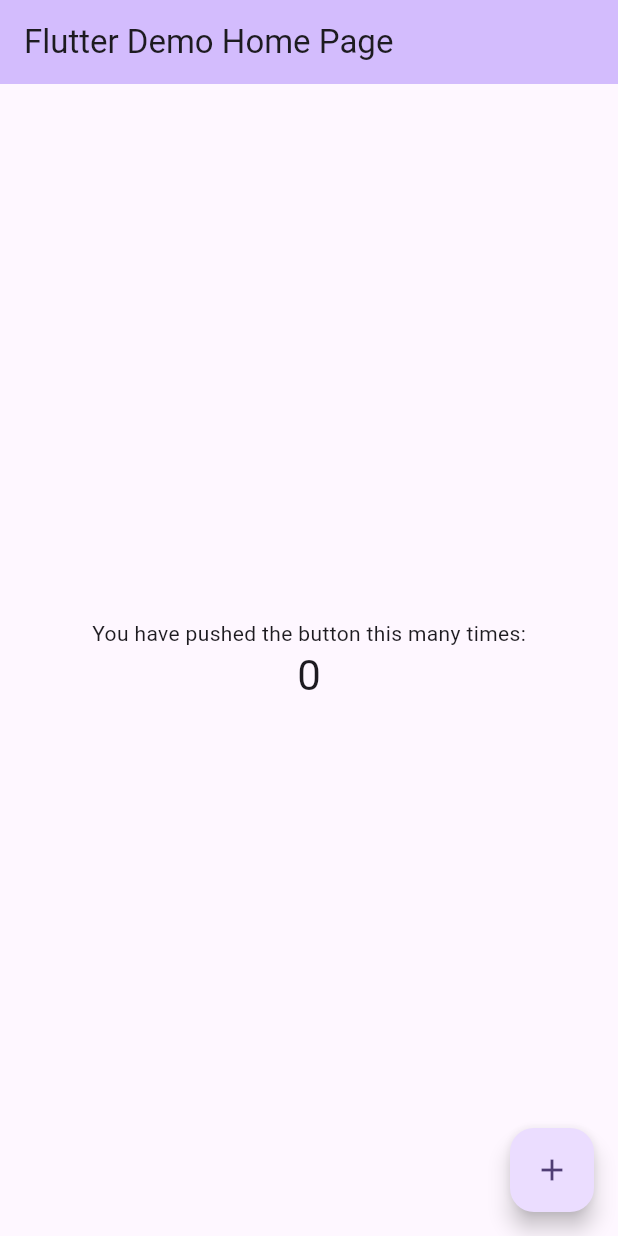
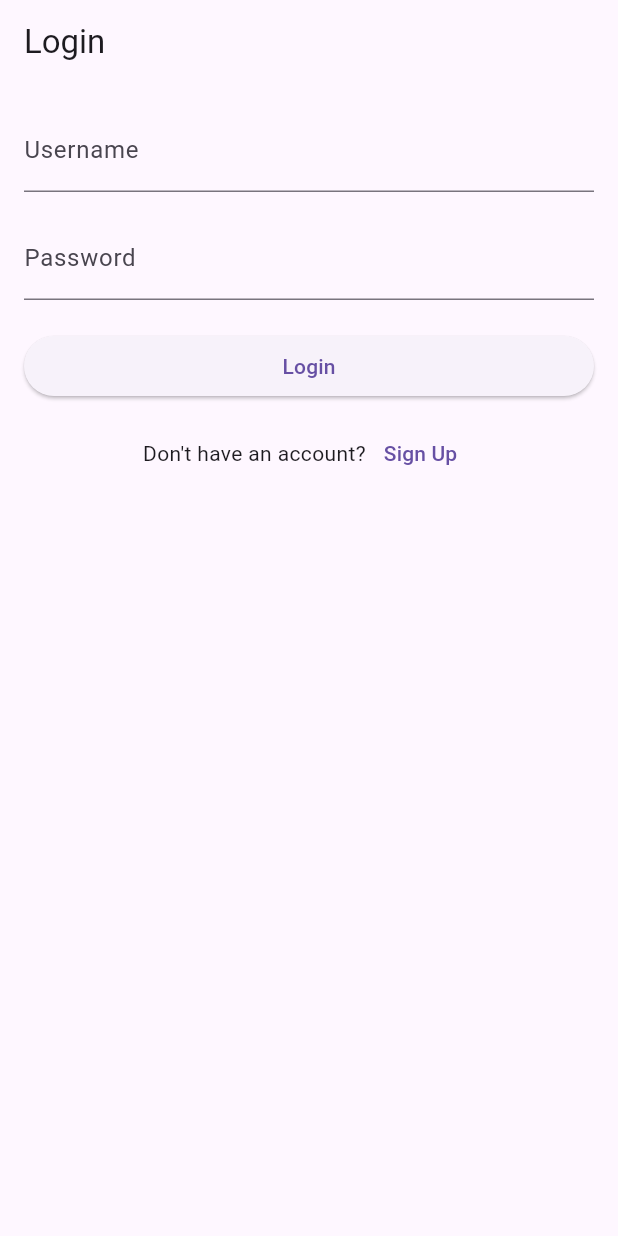
Before and after one commit to phamdongchinh683/flutter-frontend-booking-tour, a Flutter app: the screen it shows after launch, on a phone screen of 412 x 824 dp. Run offline on Flutter 3.47's test engine with Material 3 defaults, Android fonts, the phone set to English and light mode, and no system bars; our stand-ins replace flutter_secure_storage.

Commit message:
update login-signup 11-12-2024

```diff
--- a/lib/main.dart
+++ b/lib/main.dart
@@ -1,3 +1,4 @@
+import 'package:book_tour_app/routers/router_app.dart';
 import 'package:flutter/material.dart';
 
 void main() {
@@ -7,119 +8,16 @@
 class MyApp extends StatelessWidget {
   const MyApp({super.key});
 
-  // This widget is the root of your application.
   @override
   Widget build(BuildContext context) {
     return MaterialApp(
-      title: 'Flutter Demo',
+      debugShowCheckedModeBanner: false,
+      title: 'Tour Booking App',
       theme: ThemeData(
-        // This is the theme of your application.
-        //
-        // TRY THIS: Try running your application with "flutter run". You'll see
-        // the application has a purple toolbar. Then, without quitting the app,
-        // try changing the seedColor in the colorScheme below to Colors.green
-        // and then invoke "hot reload" (save your changes or press the "hot
-        // reload" button in a Flutter-supported IDE, or press "r" if you used
-        // the command line to start the app).
-        //
-        // Notice that the counter didn't reset back to zero; the application
-        // state is not lost during the reload. To reset the state, use hot
-        // restart instead.
-        //
-        // This works for code too, not just values: Most code changes can be
-        // tested with just a hot reload.
-        colorScheme: ColorScheme.fromSeed(seedColor: Colors.deepPurple),
-        useMaterial3: true,
+        primarySwatch: Colors.blue,
       ),
-      home: const MyHomePage(title: 'Flutter Demo Home Page'),
+      initialRoute: RouterApp.loginRoute,
+      routes: RouterApp.routes,
     );
   }
 }
-
-class MyHomePage extends StatefulWidget {
-  const MyHomePage({super.key, required this.title});
-
-  // This widget is the home page of your application. It is stateful, meaning
-  // that it has a State object (defined below) that contains fields that affect
-  // how it looks.
-
-  // This class is the configuration for the state. It holds the values (in this
-  // case the title) provided by the parent (in this case the App widget) and
-  // used by the build method of the State. Fields in a Widget subclass are
-  // always marked "final".
-
-  final String title;
-
-  @override
-  State<MyHomePage> createState() => _MyHomePageState();
-}
-
-class _MyHomePageState extends State<MyHomePage> {
-  int _counter = 0;
-
-  void _incrementCounter() {
-    setState(() {
-      // This call to setState tells the Flutter framework that something has
-      // changed in this State, which causes it to rerun the build method below
-      // so that the display can reflect the updated values. If we changed
-      // _counter without calling setState(), then the build method would not be
-      // called again, and so nothing would appear to happen.
-      _counter++;
-    });
-  }
-
-  @override
-  Widget build(BuildContext context) {
-    // This method is rerun every time setState is called, for instance as done
-    // by the _incrementCounter method above.
-    //
-    // The Flutter framework has been optimized to make rerunning build methods
-    // fast, so that you can just rebuild anything that needs updating rather
-    // than having to individually change instances of widgets.
-    return Scaffold(
-      appBar: AppBar(
-        // TRY THIS: Try changing the color here to a specific color (to
-        // Colors.amber, perhaps?) and trigger a hot reload to see the AppBar
-        // change color while the other colors stay the same.
-        backgroundColor: Theme.of(context).colorScheme.inversePrimary,
-        // Here we take the value from the MyHomePage object that was created by
-        // the App.build method, and use it to set our appbar title.
-        title: Text(widget.title),
-      ),
-      body: Center(
-        // Center is a layout widget. It takes a single child and positions it
-        // in the middle of the parent.
-        child: Column(
-          // Column is also a layout widget. It takes a list of children and
-          // arranges them vertically. By default, it sizes itself to fit its
-          // children horizontally, and tries to be as tall as its parent.
-          //
-          // Column has various properties to control how it sizes itself and
-          // how it positions its children. Here we use mainAxisAlignment to
-          // center the children vertically; the main axis here is the vertical
-          // axis because Columns are vertical (the cross axis would be
-          // horizontal).
-          //
-          // TRY THIS: Invoke "debug painting" (choose the "Toggle Debug Paint"
-          // action in the IDE, or press "p" in the console), to see the
-          // wireframe for each widget.
-          mainAxisAlignment: MainAxisAlignment.center,
-          children: <Widget>[
-            const Text(
-              'You have pushed the button this many times:',
-            ),
-            Text(
-              '$_counter',
-              style: Theme.of(context).textTheme.headlineMedium,
-            ),
-          ],
-        ),
-      ),
-      floatingActionButton: FloatingActionButton(
-        onPressed: _incrementCounter,
-        tooltip: 'Increment',
-        child: const Icon(Icons.add),
-      ), // This trailing comma makes auto-formatting nicer for build methods.
-    );
-  }
-}
--- /dev/null
+++ b/lib/models/user_model.dart
@@ -0,0 +1,51 @@
+class User {
+  final String firstName;
+  final String lastName;
+  final String username;
+  final String email;
+  final String password;
+  final String phone;
+  final int age;
+  final String role;
+  final String city;
+
+  User({
+    required this.firstName,
+    required this.lastName,
+    required this.username,
+    required this.email,
+    required this.password,
+    required this.phone,
+    required this.age,
+    required this.role,
+    required this.city,
+  });
+
+  Map<String, dynamic> toJson() {
+    return {
+      'firstName': firstName,
+      'lastName': lastName,
+      'username': username,
+      'email': email,
+      'password': password,
+      'phone': phone,
+      'age': age,
+      'role': role,
+      'city': city,
+    };
+  }
+
+  factory User.fromJson(Map<String, dynamic> json) {
+    return User(
+      firstName: json['firstName'],
+      lastName: json['lastName'],
+      username: json['username'],
+      email: json['email'],
+      password: json['password'],
+      phone: json['phone'],
+      age: json['age'],
+      role: json['role'],
+      city: json['city'],
+    );
+  }
+}
--- a/lib/routers/router_app.dart
+++ b/lib/routers/router_app.dart
@@ -0,0 +1,16 @@
+import 'package:book_tour_app/screens/auth/login/auth_login.dart';
+import 'package:book_tour_app/screens/auth/signup/auth_signup.dart';
+import 'package:book_tour_app/screens/dashboard/dashboard_page.dart';
+import 'package:flutter/material.dart';
+
+class RouterApp {
+  static const String loginRoute = '/login';
+  static const String signupRoute = '/signup';
+  static const String dashboardRoute = '/dashboard';
+
+  static Map<String, WidgetBuilder> routes = {
+    loginRoute: (context) => const AuthLogin(),
+    signupRoute: (context) => const AuthSignup(),
+    dashboardRoute: (context) => const DashboardPage(),
+  };
+}
--- /dev/null
+++ b/lib/screens/auth/login/auth_login.dart
@@ -0,0 +1,103 @@
+import 'package:book_tour_app/services/auth_service.dart';
+import 'package:book_tour_app/storage/secure_storage.dart';
+import 'package:flutter/material.dart';
+
+class AuthLogin extends StatefulWidget {
+  const AuthLogin({super.key});
+
+  @override
+  State<AuthLogin> createState() => _AuthLoginState();
+}
+
+class _AuthLoginState extends State<AuthLogin> {
+  final TextEditingController _usernameController = TextEditingController();
+  final TextEditingController _passwordController = TextEditingController();
+  bool isLoading = false;
+  String errorMessage = '';
+  final AuthService _authService = AuthService();
+
+  Future<void> _login() async {
+    final username = _usernameController.text.trim();
+    final password = _passwordController.text.trim();
+
+    if (username.isEmpty || password.isEmpty) {
+      setState(() {
+        errorMessage = 'Please fill in all fields.';
+      });
+      return;
+    }
+
+    setState(() {
+      isLoading = true;
+      errorMessage = '';
+    });
+
+    try {
+      final token = await _authService.login(username, password);
+      await SecureStorage().saveToken(token);
+
+      Navigator.pushReplacementNamed(context, '/dashboard');
+    } catch (e) {
+      setState(() {
+        errorMessage = e.toString();
+      });
+    } finally {
+      setState(() {
+        isLoading = false;
+      });
+    }
+  }
+
+  @override
+  Widget build(BuildContext context) {
+    return Scaffold(
+      appBar: AppBar(title: const Text('Login')),
+      body: Padding(
+        padding: const EdgeInsets.all(16.0),
+        child: Column(
+          crossAxisAlignment: CrossAxisAlignment.stretch,
+          children: [
+            TextField(
+              controller: _usernameController,
+              decoration: const InputDecoration(labelText: 'Username'),
+            ),
+            const SizedBox(height: 16),
+            TextField(
+              controller: _passwordController,
+              decoration: const InputDecoration(labelText: 'Password'),
+              obscureText: true,
+            ),
+            const SizedBox(height: 20),
+            isLoading
+                ? const Center(child: CircularProgressIndicator())
+                : ElevatedButton(
+                    onPressed: _login,
+                    child: const Text('Login'),
+                  ),
+            if (errorMessage.isNotEmpty)
+              Padding(
+                padding: const EdgeInsets.symmetric(vertical: 10),
+                child: Text(
+                  errorMessage,
+                  style: const TextStyle(color: Colors.red),
+                ),
+              ),
+            const SizedBox(height: 10),
+            Row(
+              mainAxisAlignment: MainAxisAlignment.center,
+              children: [
+                const Text("Don't have an account?"),
+                TextButton(
+                  onPressed: () {
+                    Navigator.pushNamed(context, '/signup');
+                  },
+                  child: const Text('Sign Up'),
+                ),
+              ],
+            ),
+          ],
+        ),
+      ),
+    );
+  }
+}
--- /dev/null
+++ b/lib/services/auth_service.dart
@@ -0,0 +1,45 @@
+import 'dart:convert';
+
+import 'package:book_tour_app/models/user_model.dart';
+import 'package:http/http.dart' as http;
+
+class AuthService {
+  static const String _baseUrl =
+      'https://backend-tour-booking-node-js-mongodb.onrender.com/api/v1/auth';
+
+  static Future<bool> signup(User user) async {
+    try {
+      final response = await http.post(
+        Uri.parse('$_baseUrl/sign-up'),
+        headers: {'Content-Type': 'application/json'},
+        body: json.encode(user.toJson()),
+      );
+
+      if (response.statusCode == 201) {
+        return true;
+      } else {
+        throw Exception('Signup failed: ${response.body}');
+      }
+    } catch (e) {
+      throw Exception('Error during signup: $e');
+    }
+  }
+
+  Future<String> login(String username, String password) async {
+    final Uri loginUrl = Uri.parse('$_baseUrl/login');
+
+    final response = await http.post(
+      loginUrl,
+      headers: {'Content-Type': 'application/json'},
+      body: jsonEncode({'username': username, 'password': password}),
+    );
+
+    if (response.statusCode == 200) {
+      final responseData = jsonDecode(response.body);
+      return responseData['data'];
+    } else {
+      final error = jsonDecode(response.body)['message'];
+      throw Exception(error ?? 'Login failed');
+    }
+  }
+}
--- a/pubspec.yaml
+++ b/pubspec.yaml
@@ -36,6 +36,7 @@ dependencies:
   # Use with the CupertinoIcons class for iOS style icons.
   cupertino_icons: ^1.0.8
   flutter_secure_storage: ^9.2.2
+  http: ^1.2.2
 
 dev_dependencies:
   flutter_test:
```
Also changed, not shown: lib/screens/auth/signup/auth_signup.dart (added, +263 -0 lines), lib/screens/dashboard/dashboard_page.dart (added, +30 -0 lines), lib/jwt/jwt-app.dart (added), lib/screens/checkout/checkout.dart (deleted), lib/screens/checkout/checkout_page.dart (added), lib/screens/home/home.dart (deleted), lib/services/auth.service.dart (deleted), lib/services/tour.service.dart (deleted), lib/services/tour_service.dart (added), pubspec.lock.
